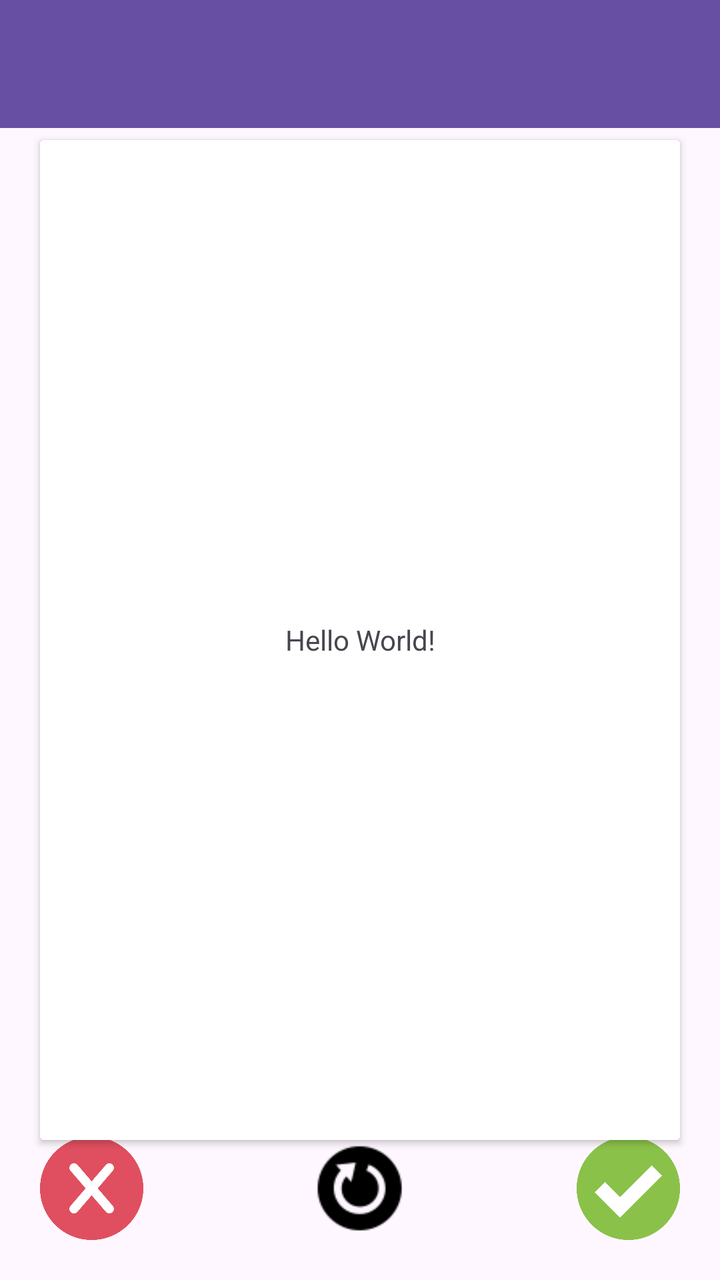
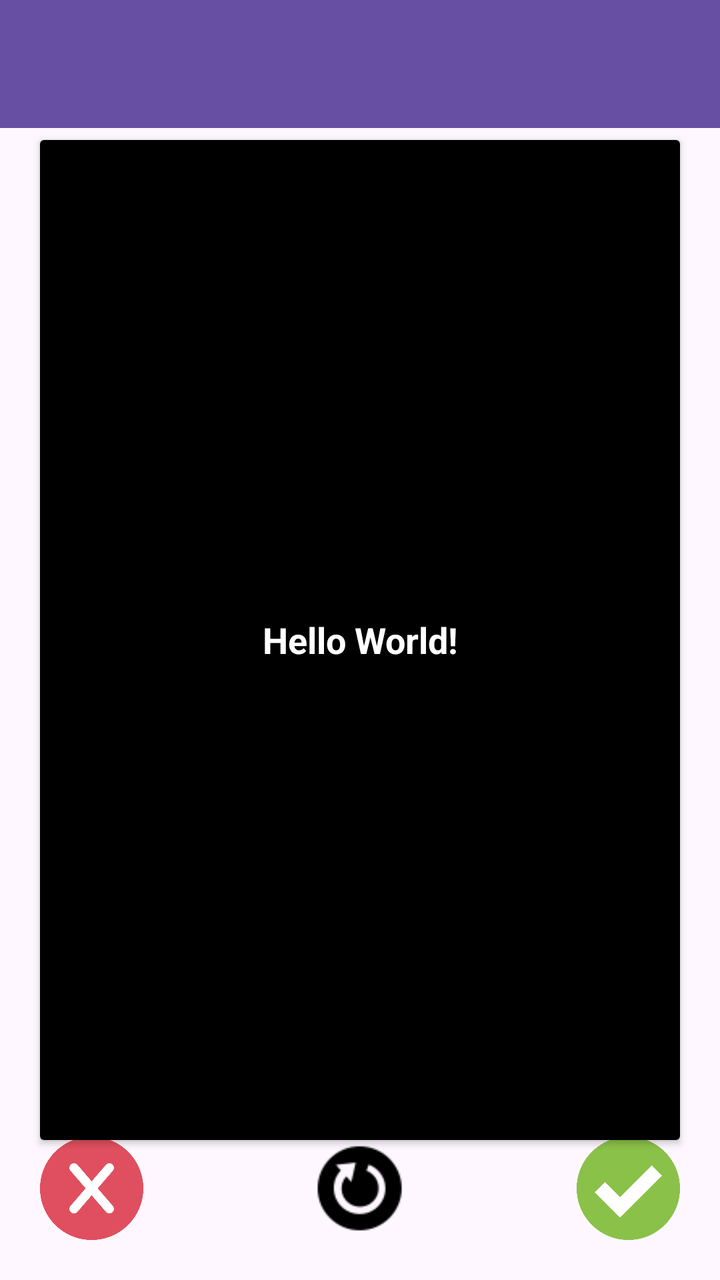

Before-and-after screenshots of an Android layout around one commit, followed by the original layout XML and the change that was made.
<!-- AndroidManifest.xml: application theme Theme.FilmQuiz -->
<!-- res/layout/activity_main.xml -->
<?xml version="1.0" encoding="utf-8"?>
<FrameLayout xmlns:android="http://schemas.android.com/apk/res/android"
    xmlns:app="http://schemas.android.com/apk/res-auto"
    xmlns:tools="http://schemas.android.com/tools"
    android:id="@+id/main"
    android:layout_width="match_parent"
    android:layout_height="match_parent"
    tools:context=".MainActivity">
    
    <androidx.appcompat.widget.Toolbar
        android:id="@+id/toolbar"
        android:layout_width="match_parent"
        android:layout_height="wrap_content"
        android:background="?attr/colorPrimary"
        android:minHeight="?attr/actionBarSize"
        android:theme="?attr/actionBarTheme"
        app:layout_constraintStart_toStartOf="parent"
        app:layout_constraintTop_toTopOf="parent"/>

    <androidx.cardview.widget.CardView
        android:layout_width="320dp"
        android:layout_height="500dp"
        android:layout_gravity="center">
        
        <LinearLayout
            android:layout_width="match_parent"
            android:layout_height="match_parent"
            android:orientation="vertical"
            android:gravity="center"
            android:background="@android:color/white">

            <TextView
                android:id="@+id/tvQuestion"
                android:layout_width="wrap_content"
                android:layout_height="wrap_content"
                android:gravity="center"
                android:text="Hello World!"

                app:layout_constraintBottom_toBottomOf="parent"
                app:layout_constraintEnd_toEndOf="parent"
                app:layout_constraintStart_toStartOf="parent"
                app:layout_constraintTop_toTopOf="parent" />


        </LinearLayout>
        
        

    </androidx.cardview.widget.CardView>

    <ImageButton
        android:id="@+id/bIsFaux"
        android:layout_width="25pt"
        android:layout_height="25pt"
        android:contentDescription="@string/desc"
        android:scaleType="fitCenter"
        android:layout_gravity="bottom|start"
        android:background="@android:color/transparent"
        android:layout_margin="20dp"
        android:src="@drawable/annuler"/>
    <ImageButton
        android:layout_width="25pt"
        android:layout_height="25pt"
        android:contentDescription="@string/desc"
        android:scaleType="fitCenter"
        android:layout_gravity="bottom|center"
        android:background="@android:color/transparent"
        android:layout_margin="20dp"
        android:src="@drawable/reboot"/>
    <ImageButton
        android:layout_width="25pt"
        android:layout_height="25pt"
        android:contentDescription="@string/desc"
        android:scaleType="fitCenter"
        android:layout_gravity="bottom|end"
        android:background="@android:color/transparent"
        android:layout_margin="20dp"
        android:src="@drawable/fait"/>

    

</FrameLayout>
<!-- resources referenced by this layout -->
<resources>
  <!-- drawable annuler: png bitmap (drawable, 14437 bytes) -->
  <!-- drawable fait: png bitmap (drawable, 15953 bytes) -->
  <!-- drawable reboot: png bitmap (drawable, 1235 bytes) -->
  <string name="desc">icon</string>
  <style name="Theme.FilmQuiz" parent="Base.Theme.FilmQuiz" />
  <style name="Base.Theme.FilmQuiz" parent="Theme.Material3.DayNight.NoActionBar">
          
          
      </style>
</resources>

<!-- the commit's change to res/layout/activity_main.xml (unified diff, before → after) -->
@@ -27,7 +27,7 @@
             android:layout_height="match_parent"
             android:orientation="vertical"
             android:gravity="center"
-            android:background="@android:color/white">
+            android:background="@android:color/black">
 
             <TextView
                 android:id="@+id/tvQuestion"
@@ -35,6 +35,9 @@
                 android:layout_height="wrap_content"
                 android:gravity="center"
                 android:text="Hello World!"
+                android:textStyle="bold"
+                android:textSize="18sp"
+                android:textColor="@android:color/white"
 
                 app:layout_constraintBottom_toBottomOf="parent"
                 app:layout_constraintEnd_toEndOf="parent"
